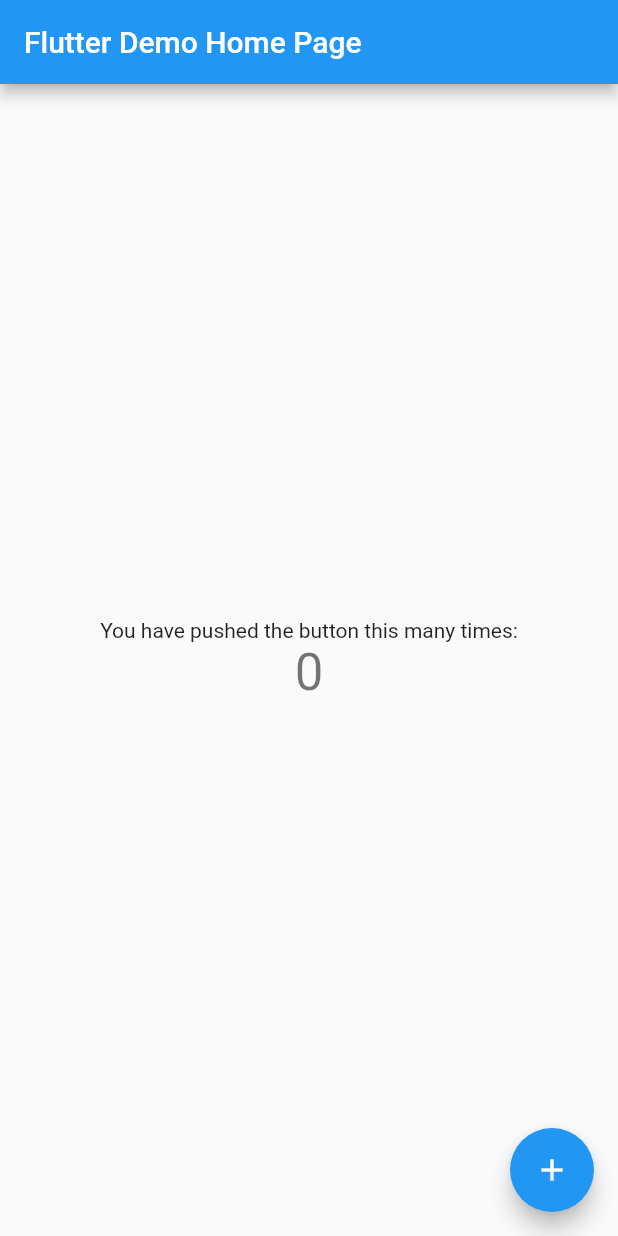
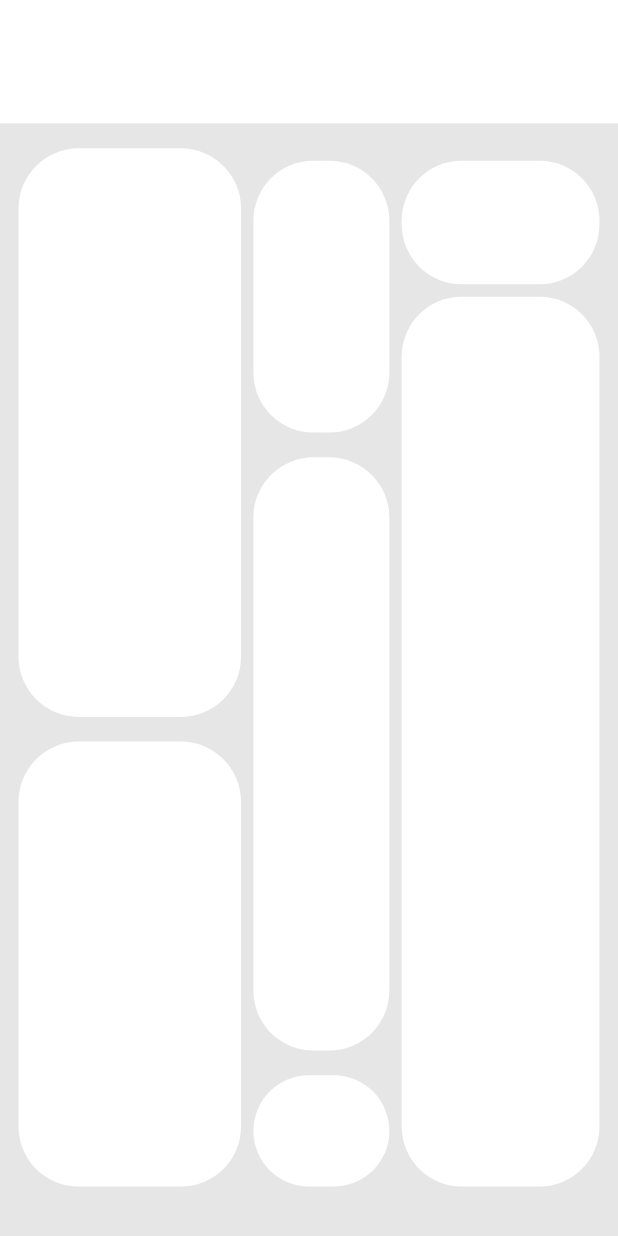
Before and after one commit to BaiYiZI/pages, a Flutter app: the screen it shows after launch, on a phone screen of 412 x 824 dp. Run offline on Flutter 3.47's test engine with Material 2 defaults, Android fonts, the phone set to English and light mode, and no system bars.

Commit message:
update: Elements layout of screen a

```diff
--- a/lib/main.dart
+++ b/lib/main.dart
@@ -1,115 +1,7 @@
-import 'package:flutter/material.dart';
+import "package:flutter/material.dart";
+
+import "package:pages/screens/index.dart" as screens;
 
 void main() {
-  runApp(const MyApp());
+  runApp(const screens.A());
 }
-
-class MyApp extends StatelessWidget {
-  const MyApp({super.key});
-
-  // This widget is the root of your application.
-  @override
-  Widget build(BuildContext context) {
-    return MaterialApp(
-      title: 'Flutter Demo',
-      theme: ThemeData(
-        // This is the theme of your application.
-        //
-        // Try running your application with "flutter run". You'll see the
-        // application has a blue toolbar. Then, without quitting the app, try
-        // changing the primarySwatch below to Colors.green and then invoke
-        // "hot reload" (press "r" in the console where you ran "flutter run",
-        // or simply save your changes to "hot reload" in a Flutter IDE).
-        // Notice that the counter didn't reset back to zero; the application
-        // is not restarted.
-        primarySwatch: Colors.blue,
-      ),
-      home: const MyHomePage(title: 'Flutter Demo Home Page'),
-    );
-  }
-}
-
-class MyHomePage extends StatefulWidget {
-  const MyHomePage({super.key, required this.title});
-
-  // This widget is the home page of your application. It is stateful, meaning
-  // that it has a State object (defined below) that contains fields that affect
-  // how it looks.
-
-  // This class is the configuration for the state. It holds the values (in this
-  // case the title) provided by the parent (in this case the App widget) and
-  // used by the build method of the State. Fields in a Widget subclass are
-  // always marked "final".
-
-  final String title;
-
-  @override
-  State<MyHomePage> createState() => _MyHomePageState();
-}
-
-class _MyHomePageState extends State<MyHomePage> {
-  int _counter = 0;
-
-  void _incrementCounter() {
-    setState(() {
-      // This call to setState tells the Flutter framework that something has
-      // changed in this State, which causes it to rerun the build method below
-      // so that the display can reflect the updated values. If we changed
-      // _counter without calling setState(), then the build method would not be
-      // called again, and so nothing would appear to happen.
-      _counter++;
-    });
-  }
-
-  @override
-  Widget build(BuildContext context) {
-    // This method is rerun every time setState is called, for instance as done
-    // by the _incrementCounter method above.
-    //
-    // The Flutter framework has been optimized to make rerunning build methods
-    // fast, so that you can just rebuild anything that needs updating rather
-    // than having to individually change instances of widgets.
-    return Scaffold(
-      appBar: AppBar(
-        // Here we take the value from the MyHomePage object that was created by
-        // the App.build method, and use it to set our appbar title.
-        title: Text(widget.title),
-      ),
-      body: Center(
-        // Center is a layout widget. It takes a single child and positions it
-        // in the middle of the parent.
-        child: Column(
-          // Column is also a layout widget. It takes a list of children and
-          // arranges them vertically. By default, it sizes itself to fit its
-          // children horizontally, and tries to be as tall as its parent.
-          //
-          // Invoke "debug painting" (press "p" in the console, choose the
-          // "Toggle Debug Paint" action from the Flutter Inspector in Android
-          // Studio, or the "Toggle Debug Paint" command in Visual Studio Code)
-          // to see the wireframe for each widget.
-          //
-          // Column has various properties to control how it sizes itself and
-          // how it positions its children. Here we use mainAxisAlignment to
-          // center the children vertically; the main axis here is the vertical
-          // axis because Columns are vertical (the cross axis would be
-          // horizontal).
-          mainAxisAlignment: MainAxisAlignment.center,
-          children: <Widget>[
-            const Text(
-              'You have pushed the button this many times:',
-            ),
-            Text(
-              '$_counter',
-              style: Theme.of(context).textTheme.headline4,
-            ),
-          ],
-        ),
-      ),
-      floatingActionButton: FloatingActionButton(
-        onPressed: _incrementCounter,
-        tooltip: 'Increment',
-        child: const Icon(Icons.add),
-      ), // This trailing comma makes auto-formatting nicer for build methods.
-    );
-  }
-}
--- /dev/null
+++ b/lib/screens/a/components/body/body_center/body_center_down/index.dart
@@ -0,0 +1,15 @@
+import "package:flutter/material.dart";
+
+class BodyCenterDown extends StatelessWidget {
+  const BodyCenterDown({super.key});
+
+  @override
+  Widget build(BuildContext context) {
+    return Container(
+      decoration: BoxDecoration(
+        borderRadius: BorderRadius.circular(40.0),
+        color: Colors.white,
+      ),
+    );
+  }
+}
--- /dev/null
+++ b/lib/screens/a/components/body/body_center/body_center_middle/index.dart
@@ -0,0 +1,15 @@
+import "package:flutter/material.dart";
+
+class BodyCenterMiddle extends StatelessWidget {
+  const BodyCenterMiddle({super.key});
+
+  @override
+  Widget build(BuildContext context) {
+    return Container(
+      decoration: BoxDecoration(
+        borderRadius: BorderRadius.circular(40.0),
+        color: Colors.white,
+      ),
+    );
+  }
+}
--- /dev/null
+++ b/lib/screens/a/components/body/body_center/body_center_up/index.dart
@@ -0,0 +1,15 @@
+import "package:flutter/material.dart";
+
+class BodyCenterUp extends StatelessWidget {
+  const BodyCenterUp({super.key});
+
+  @override
+  Widget build(BuildContext context) {
+    return Container(
+      decoration: BoxDecoration(
+        borderRadius: BorderRadius.circular(40.0),
+        color: Colors.white,
+      ),
+    );
+  }
+}
--- /dev/null
+++ b/lib/screens/a/components/body/body_center/index.dart
@@ -0,0 +1,38 @@
+import "package:flutter/material.dart";
+
+import "./body_center_up/index.dart";
+import "./body_center_middle/index.dart";
+import "./body_center_down/index.dart";
+import "package:pages/screens/a/public/placeholder/index.dart" as mePlaceholder;
+
+class BodyCenter extends StatelessWidget {
+  const BodyCenter({super.key});
+
+  @override
+  Widget build(BuildContext context) {
+    return Container(
+      child: Flex(
+        direction: Axis.vertical,
+        crossAxisAlignment: CrossAxisAlignment.start,
+        children: [
+          mePlaceholder.Placeholder(flex: 3),
+          const Expanded(
+            flex: 22,
+            child: BodyCenterUp()
+          ),
+          mePlaceholder.Placeholder(flex: 2),
+          const Expanded(
+            flex: 48,
+            child: BodyCenterMiddle()
+          ),
+          mePlaceholder.Placeholder(flex: 2),
+          const Expanded(
+            flex: 9,
+            child: BodyCenterDown()
+          ),
+          mePlaceholder.Placeholder(flex: 4),
+        ],
+      ),
+    );
+  }
+}
--- /dev/null
+++ b/lib/screens/a/components/body/body_left/body_left_down/index.dart
@@ -0,0 +1,15 @@
+import "package:flutter/material.dart";
+
+class BodyLeftDown extends StatelessWidget {
+  const BodyLeftDown({super.key});
+
+  @override
+  Widget build(BuildContext context) {
+    return Container(
+      decoration: BoxDecoration(
+        borderRadius: BorderRadius.circular(40.0),
+        color: Colors.white,
+      ),
+    );
+  }
+}
--- /dev/null
+++ b/lib/screens/a/components/body/body_left/body_left_up/index.dart
@@ -0,0 +1,15 @@
+import "package:flutter/material.dart";
+
+class BodyLeftUp extends StatelessWidget {
+  const BodyLeftUp({super.key});
+
+  @override
+  Widget build(BuildContext context) {
+    return Container(
+      decoration: BoxDecoration(
+        borderRadius: BorderRadius.circular(40.0),
+        color: Colors.white,
+      ),
+    );
+  }
+}
--- /dev/null
+++ b/lib/screens/a/components/body/body_left/index.dart
@@ -0,0 +1,33 @@
+import "package:flutter/material.dart";
+
+import "./body_left_up/index.dart";
+import "./body_left_down/index.dart";
+
+import "package:pages/screens/a/public/placeholder/index.dart" as mePlaceholder;
+
+class BodyLeft extends StatelessWidget {
+  const BodyLeft({super.key});
+
+  @override
+  Widget build(BuildContext context) {
+    return Container(
+      child: Flex(
+        direction: Axis.vertical,
+        crossAxisAlignment: CrossAxisAlignment.start,
+        children: [
+          mePlaceholder.Placeholder(flex: 2),
+          const Expanded(
+            flex: 46,
+            child: BodyLeftUp()
+          ),
+          mePlaceholder.Placeholder(flex: 2),
+          const Expanded(
+            flex: 36,
+            child: BodyLeftDown()
+          ),
+          mePlaceholder.Placeholder(flex: 4),
+        ],
+      ),
+    );
+  }
+}
--- /dev/null
+++ b/lib/screens/a/components/body/body_right/body_right_down/index.dart
@@ -0,0 +1,15 @@
+import "package:flutter/material.dart";
+
+class BodyRightDown extends StatelessWidget {
+  const BodyRightDown({super.key});
+
+  @override
+  Widget build(BuildContext context) {
+    return Container(
+      decoration: BoxDecoration(
+        borderRadius: BorderRadius.circular(40.0),
+        color: Colors.white,
+      ),
+    );
+  }
+}
--- /dev/null
+++ b/lib/screens/a/components/body/body_right/body_right_up/index.dart
@@ -0,0 +1,15 @@
+import "package:flutter/material.dart";
+
+class BodyRightUp extends StatelessWidget {
+  const BodyRightUp({super.key});
+
+  @override
+  Widget build(BuildContext context) {
+    return Container(
+      decoration: BoxDecoration(
+        borderRadius: BorderRadius.circular(40.0),
+        color: Colors.white,
+      ),
+    );
+  }
+}
--- /dev/null
+++ b/lib/screens/a/components/body/body_right/index.dart
@@ -0,0 +1,33 @@
+import "package:flutter/material.dart";
+
+import "./body_right_up/index.dart";
+import "./body_right_down/index.dart";
+
+import "package:pages/screens/a/public/placeholder/index.dart" as mePlaceholder;
+
+class BodyRight extends StatelessWidget {
+  const BodyRight({super.key});
+
+  @override
+  Widget build(BuildContext context) {
+    return Container(
+      child: Flex(
+        direction: Axis.vertical,
+        crossAxisAlignment: CrossAxisAlignment.start,
+        children: [
+          mePlaceholder.Placeholder(flex: 3),
+          const Expanded(
+            flex: 10,
+            child: BodyRightUp()
+          ),
+          mePlaceholder.Placeholder(flex: 1),
+          const Expanded(
+            flex: 72,
+            child: BodyRightDown()
+          ),
+          mePlaceholder.Placeholder(flex: 4),
+        ],
+      ),
+    );
+  }
+}
--- /dev/null
+++ b/lib/screens/a/components/body/index.dart
@@ -0,0 +1,41 @@
+import "package:flutter/material.dart";
+
+import "./body_center/index.dart";
+import "./body_left/index.dart";
+import "./body_right/index.dart";
+
+import "../../public/color/index.dart" as meColors;
+import "../../public/placeholder/index.dart" as mePlaceholder;
+
+class Body extends StatelessWidget {
+  const Body({super.key});
+
+  @override
+  Widget build(BuildContext context) {
+    return Container(
+      color: meColors.colors["bgc"],
+      child: Flex(
+        direction: Axis.horizontal,
+        crossAxisAlignment: CrossAxisAlignment.start,
+        children: [
+          mePlaceholder.Placeholder(flex: 3),
+          const Expanded(
+            flex: 36,
+            child: BodyLeft(),
+          ),
+          mePlaceholder.Placeholder(flex: 2),
+          const Expanded(
+            flex: 22,
+            child: BodyCenter(),
+          ),
+          mePlaceholder.Placeholder(flex: 2),
+          const Expanded(
+            flex: 32,
+            child: BodyRight(),
+          ),
+          mePlaceholder.Placeholder(flex: 3),
+        ],
+      ),
+    );
+  }
+}
--- /dev/null
+++ b/lib/screens/a/components/nav/index.dart
@@ -0,0 +1,17 @@
+import "package:flutter/material.dart";
+
+class Nav extends StatelessWidget {
+  const Nav({super.key});
+
+  @override
+  Widget build(BuildContext context) {
+    return Container(
+      color: Colors.white,
+      child: Flex(
+        direction: Axis.horizontal,
+        crossAxisAlignment: CrossAxisAlignment.start,
+        children: const [],
+      ),
+    );
+  }
+}
--- /dev/null
+++ b/lib/screens/a/index.dart
@@ -0,0 +1,29 @@
+import "package:flutter/material.dart";
+
+import "./components/nav/index.dart";
+import "./components/body/index.dart";
+
+import "./public/color/index.dart" as meColors;
+
+class A extends StatelessWidget {
+  const A({super.key});
+
+  @override
+  Widget build(BuildContext context) {
+    return MaterialApp(
+      home: Scaffold(
+        body: Container(
+          color: meColors.colors["bgc"],
+          child: Flex(
+            crossAxisAlignment: CrossAxisAlignment.start,
+            direction: Axis.vertical,
+            children: const [
+              Expanded(flex: 1, child: Nav()),
+              Expanded(flex: 9, child: Body()),
+            ],
+          ),
+        ),
+      ),
+    );
+  }
+}
--- /dev/null
+++ b/lib/screens/a/public/color/index.dart
@@ -0,0 +1,5 @@
+import "package:flutter/material.dart";
+
+Map<String, Color> colors = {
+  "bgc": const Color.fromRGBO(230, 230, 230, 1),
+};
--- /dev/null
+++ b/lib/screens/a/public/placeholder/index.dart
@@ -0,0 +1,12 @@
+import "package:flutter/cupertino.dart";
+
+class Placeholder extends StatelessWidget {
+  Placeholder({super.key, required this.flex});
+
+  int flex;
+
+  @override
+  Widget build(BuildContext context) {
+    return Expanded(flex: flex, child: Container());
+  }
+}
--- /dev/null
+++ b/lib/screens/index.dart
@@ -0,0 +1,3 @@
+library screens;
+
+export "./a/index.dart";
```
Also changed, not shown: 1 other file.
